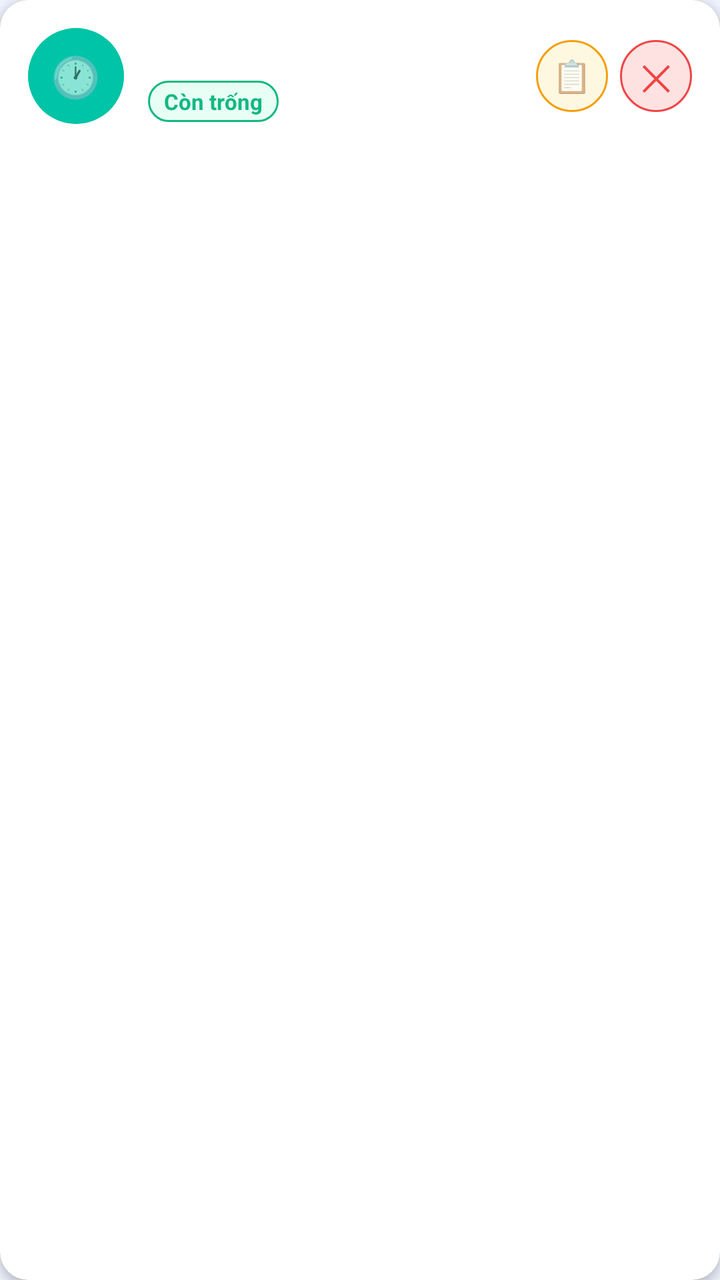
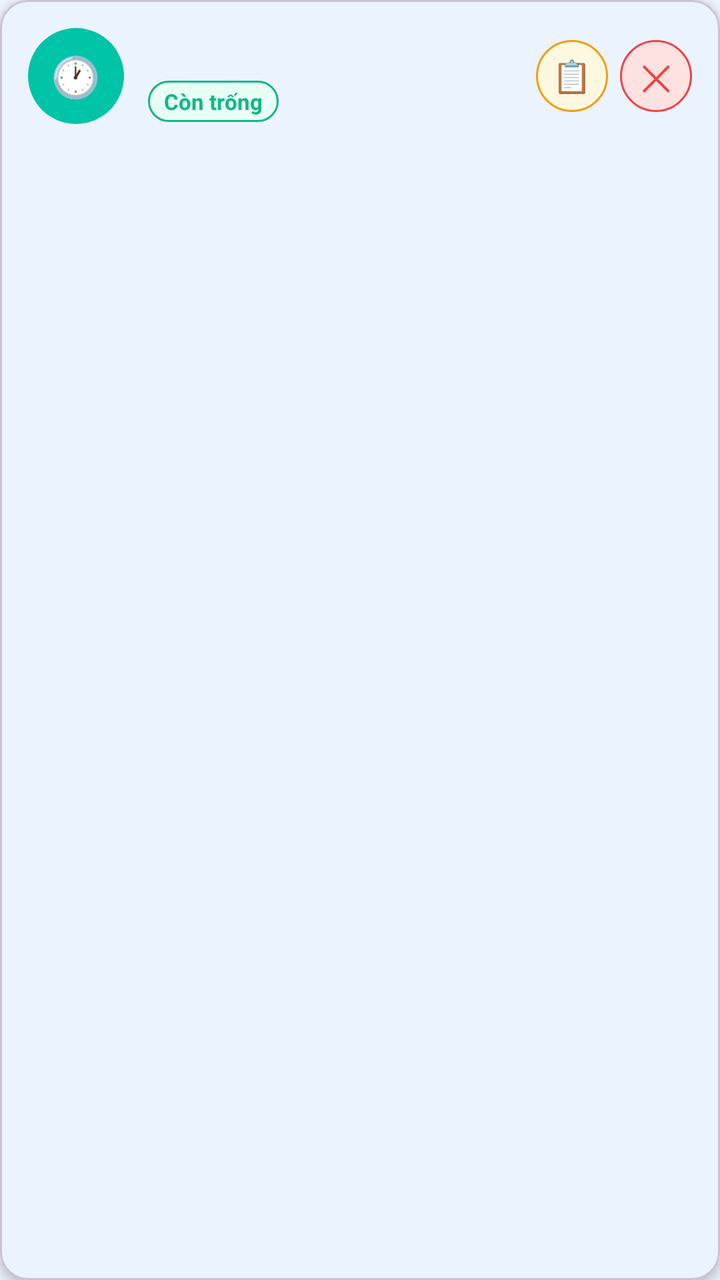

Screens rendered from an Android XML layout before and after an edit, with the pre-edit source and the edit as a unified diff.
<!-- AndroidManifest.xml: application theme Theme.UniCare -->
<!-- res/layout/item_schedule_slot.xml -->
<?xml version="1.0" encoding="utf-8"?>
<androidx.cardview.widget.CardView xmlns:android="http://schemas.android.com/apk/res/android"
    xmlns:app="http://schemas.android.com/apk/res-auto"
    android:layout_width="match_parent"
    android:layout_height="wrap_content"
    android:layout_marginHorizontal="16dp"
    android:layout_marginVertical="5dp"
    app:cardCornerRadius="14dp"
    app:cardElevation="3dp"
    app:cardBackgroundColor="#FFFFFF">

    <LinearLayout
        android:layout_width="match_parent"
        android:layout_height="wrap_content"
        android:orientation="horizontal"
        android:padding="14dp"
        android:gravity="center_vertical">

        <LinearLayout
            android:layout_width="48dp"
            android:layout_height="48dp"
            android:background="@drawable/bg_icon_circle_teal"
            android:gravity="center">
            <TextView
                android:layout_width="wrap_content"
                android:layout_height="wrap_content"
                android:text="🕐"
                android:textSize="20sp"/>
        </LinearLayout>

        <LinearLayout
            android:layout_width="0dp"
            android:layout_height="wrap_content"
            android:layout_weight="1"
            android:layout_marginStart="12dp"
            android:orientation="vertical">

            <TextView
                android:id="@+id/txtTime"
                android:layout_width="wrap_content"
                android:layout_height="wrap_content"
                android:textColor="#1A1A2E"
                android:textSize="16sp"
                android:textStyle="bold"/>

            <TextView
                android:id="@+id/txtStatus"
                android:layout_width="wrap_content"
                android:layout_height="wrap_content"
                android:layout_marginTop="4dp"
                android:background="@drawable/bg_badge_green"
                android:paddingHorizontal="8dp"
                android:paddingVertical="3dp"
                android:text="Còn trống"
                android:textColor="#10B981"
                android:textSize="11sp"
                android:textStyle="bold"/>
        </LinearLayout>

        <LinearLayout
            android:layout_width="wrap_content"
            android:layout_height="wrap_content"
            android:orientation="horizontal"
            android:gravity="center_vertical">

            <TextView
                android:id="@+id/btnCopy"
                android:layout_width="36dp"
                android:layout_height="36dp"
                android:gravity="center"
                android:text="📋"
                android:textSize="16sp"
                android:layout_marginEnd="6dp"
                android:background="@drawable/bg_badge_amber"/>

            <TextView
                android:id="@+id/btnDelete"
                android:layout_width="36dp"
                android:layout_height="36dp"
                android:gravity="center"
                android:text="✕"
                android:textColor="#EF4444"
                android:textSize="18sp"
                android:background="@drawable/bg_badge_red"/>
        </LinearLayout>
    </LinearLayout>
</androidx.cardview.widget.CardView>
<!-- resources referenced by this layout -->
<resources>
  <!-- drawable bg_badge_amber (drawable) -->
  <?xml version="1.0" encoding="utf-8"?>
  <shape xmlns:android="http://schemas.android.com/apk/res/android">
      <solid android:color="#FFF8E1"/>
      <corners android:radius="100dp"/>
      <stroke android:width="1dp" android:color="#F59E0B"/>
  </shape>
  <!-- drawable bg_badge_green (drawable) -->
  <?xml version="1.0" encoding="utf-8"?>
  <shape xmlns:android="http://schemas.android.com/apk/res/android">
      <solid android:color="#E8FFF5"/>
      <corners android:radius="100dp"/>
      <stroke android:width="1dp" android:color="#10B981"/>
  </shape>
  <!-- drawable bg_badge_red (drawable) -->
  <?xml version="1.0" encoding="utf-8"?>
  <shape xmlns:android="http://schemas.android.com/apk/res/android">
      <solid android:color="#FEE2E2"/>
      <corners android:radius="100dp"/>
      <stroke android:width="1dp" android:color="#EF4444"/>
  </shape>
  <!-- drawable bg_icon_circle_teal (drawable) -->
  <?xml version="1.0" encoding="utf-8"?>
  <shape xmlns:android="http://schemas.android.com/apk/res/android">
      <solid android:color="#00C4A7"/>
      <corners android:radius="100dp"/>
  </shape>
  <style name="Theme.UniCare" parent="Theme.MaterialComponents.DayNight.NoActionBar">
          
          <item name="colorPrimary">#0D6EFD</item>
          <item name="colorPrimaryVariant">#0852C8</item>
          <item name="colorOnPrimary">#FFFFFF</item>
          
          <item name="colorSecondary">#00C4A7</item>
          <item name="colorSecondaryVariant">#00A089</item>
          <item name="colorOnSecondary">#FFFFFF</item>
          
          <item name="colorSurface">#FFFFFF</item>
          <item name="colorOnSurface">#1A1A2E</item>
          
          <item name="android:colorBackground">#F0F4FF</item>
          
          <item name="android:statusBarColor">#0852C8</item>
          <item name="android:windowLightStatusBar">false</item>
          <item name="android:navigationBarColor">#FFFFFF</item>
          <item name="android:windowLightNavigationBar">true</item>
          
          <item name="materialButtonStyle">@style/Widget.UniCare.Button</item>
          <item name="textInputStyle">@style/Widget.UniCare.TextInputLayout</item>
      </style>
  <style name="Widget.UniCare.Button" parent="Widget.MaterialComponents.Button">
          <item name="android:paddingTop">14dp</item>
          <item name="android:paddingBottom">14dp</item>
          <item name="android:textSize">16sp</item>
          <item name="android:letterSpacing">0.02</item>
          <item name="android:textAllCaps">false</item>
          <item name="cornerRadius">14dp</item>
          <item name="backgroundTint">#0D6EFD</item>
          <item name="elevation">2dp</item>
      </style>
  <style name="Widget.UniCare.TextInputLayout" parent="Widget.MaterialComponents.TextInputLayout.OutlinedBox">
          <item name="boxCornerRadiusBottomEnd">12dp</item>
          <item name="boxCornerRadiusBottomStart">12dp</item>
          <item name="boxCornerRadiusTopEnd">12dp</item>
          <item name="boxCornerRadiusTopStart">12dp</item>
          <item name="boxStrokeColor">#CBD5F5</item>
          <item name="hintTextColor">#6B7280</item>
      </style>
</resources>

<!-- the commit's change to res/layout/item_schedule_slot.xml (unified diff, before → after) -->
@@ -1,87 +1,24 @@
-<?xml version="1.0" encoding="utf-8"?>
-<androidx.cardview.widget.CardView xmlns:android="http://schemas.android.com/apk/res/android"
-    xmlns:app="http://schemas.android.com/apk/res-auto"
-    android:layout_width="match_parent"
-    android:layout_height="wrap_content"
-    android:layout_marginHorizontal="16dp"
-    android:layout_marginVertical="5dp"
-    app:cardCornerRadius="14dp"
-    app:cardElevation="3dp"
-    app:cardBackgroundColor="#FFFFFF">
+<?xml version='1.0' encoding='utf-8'?>
+<com.google.android.material.card.MaterialCardView xmlns:android="http://schemas.android.com/apk/res/android" xmlns:app="http://schemas.android.com/apk/res-auto" android:layout_width="match_parent" android:layout_height="wrap_content" android:layout_marginHorizontal="16dp" android:layout_marginVertical="5dp" app:cardCornerRadius="14dp" app:cardElevation="3dp" app:cardBackgroundColor="#FFFFFF">
 
-    <LinearLayout
-        android:layout_width="match_parent"
-        android:layout_height="wrap_content"
-        android:orientation="horizontal"
-        android:padding="14dp"
-        android:gravity="center_vertical">
+    <LinearLayout android:layout_width="match_parent" android:layout_height="wrap_content" android:orientation="horizontal" android:padding="14dp" android:gravity="center_vertical">
 
-        <LinearLayout
-            android:layout_width="48dp"
-            android:layout_height="48dp"
-            android:background="@drawable/bg_icon_circle_teal"
-            android:gravity="center">
-            <TextView
-                android:layout_width="wrap_content"
-                android:layout_height="wrap_content"
-                android:text="🕐"
-                android:textSize="20sp"/>
+        <LinearLayout android:layout_width="48dp" android:layout_height="48dp" android:background="@drawable/bg_icon_circle_teal" android:gravity="center">
+            <TextView android:layout_width="wrap_content" android:layout_height="wrap_content" android:text="🕐" android:textSize="20sp"/>
         </LinearLayout>
 
-        <LinearLayout
-            android:layout_width="0dp"
-            android:layout_height="wrap_content"
-            android:layout_weight="1"
-            android:layout_marginStart="12dp"
-            android:orientation="vertical">
+        <LinearLayout android:layout_width="0dp" android:layout_height="wrap_content" android:layout_weight="1" android:layout_marginStart="12dp" android:orientation="vertical">
 
-            <TextView
-                android:id="@+id/txtTime"
-                android:layout_width="wrap_content"
-                android:layout_height="wrap_content"
-                android:textColor="#1A1A2E"
-                android:textSize="16sp"
-                android:textStyle="bold"/>
+            <TextView android:id="@+id/txtTime" android:layout_width="wrap_content" android:layout_height="wrap_content" android:textColor="#1A1A2E" android:textSize="16sp" android:textStyle="bold"/>
 
-            <TextView
-                android:id="@+id/txtStatus"
-                android:layout_width="wrap_content"
-                android:layout_height="wrap_content"
-                android:layout_marginTop="4dp"
-                android:background="@drawable/bg_badge_green"
-                android:paddingHorizontal="8dp"
-                android:paddingVertical="3dp"
-                android:text="Còn trống"
-                android:textColor="#10B981"
-                android:textSize="11sp"
-                android:textStyle="bold"/>
+            <TextView android:id="@+id/txtStatus" android:layout_width="wrap_content" android:layout_height="wrap_content" android:layout_marginTop="4dp" android:background="@drawable/bg_badge_green" android:paddingHorizontal="8dp" android:paddingVertical="3dp" android:text="Còn trống" android:textColor="#10B981" android:textSize="11sp" android:textStyle="bold"/>
         </LinearLayout>
 
-        <LinearLayout
-            android:layout_width="wrap_content"
-            android:layout_height="wrap_content"
-            android:orientation="horizontal"
-            android:gravity="center_vertical">
+        <LinearLayout android:layout_width="wrap_content" android:layout_height="wrap_content" android:orientation="horizontal" android:gravity="center_vertical">
 
-            <TextView
-                android:id="@+id/btnCopy"
-                android:layout_width="36dp"
-                android:layout_height="36dp"
-                android:gravity="center"
-                android:text="📋"
-                android:textSize="16sp"
-                android:layout_marginEnd="6dp"
-                android:background="@drawable/bg_badge_amber"/>
+            <TextView android:id="@+id/btnCopy" android:layout_width="36dp" android:layout_height="36dp" android:gravity="center" android:text="📋" android:textSize="16sp" android:layout_marginEnd="6dp" android:background="@drawable/bg_badge_amber"/>
 
-            <TextView
-                android:id="@+id/btnDelete"
-                android:layout_width="36dp"
-                android:layout_height="36dp"
-                android:gravity="center"
-                android:text="✕"
-                android:textColor="#EF4444"
-                android:textSize="18sp"
-                android:background="@drawable/bg_badge_red"/>
+            <TextView android:id="@+id/btnDelete" android:layout_width="36dp" android:layout_height="36dp" android:gravity="center" android:text="✕" android:textColor="#EF4444" android:textSize="18sp" android:background="@drawable/bg_badge_red"/>
         </LinearLayout>
     </LinearLayout>
-</androidx.cardview.widget.CardView>
+</com.google.android.material.card.MaterialCardView>
<!-- resource entries referenced after the edit -->
@@ -27,7 +27,7 @@
       <solid android:color="#00C4A7"/>
       <corners android:radius="100dp"/>
   </shape>
-  <style name="Theme.UniCare" parent="Theme.MaterialComponents.DayNight.NoActionBar">
+  <style name="Theme.UniCare" parent="Theme.Material3.DayNight.NoActionBar">
           
           <item name="colorPrimary">#0D6EFD</item>
           <item name="colorPrimaryVariant">#0852C8</item>
@@ -50,7 +50,7 @@
           <item name="materialButtonStyle">@style/Widget.UniCare.Button</item>
           <item name="textInputStyle">@style/Widget.UniCare.TextInputLayout</item>
       </style>
-  <style name="Widget.UniCare.Button" parent="Widget.MaterialComponents.Button">
+  <style name="Widget.UniCare.Button" parent="Widget.Material3.Button">
           <item name="android:paddingTop">14dp</item>
           <item name="android:paddingBottom">14dp</item>
           <item name="android:textSize">16sp</item>
@@ -60,7 +60,7 @@
           <item name="backgroundTint">#0D6EFD</item>
           <item name="elevation">2dp</item>
       </style>
-  <style name="Widget.UniCare.TextInputLayout" parent="Widget.MaterialComponents.TextInputLayout.OutlinedBox">
+  <style name="Widget.UniCare.TextInputLayout" parent="Widget.Material3.TextInputLayout.OutlinedBox">
           <item name="boxCornerRadiusBottomEnd">12dp</item>
           <item name="boxCornerRadiusBottomStart">12dp</item>
           <item name="boxCornerRadiusTopEnd">12dp</item>
